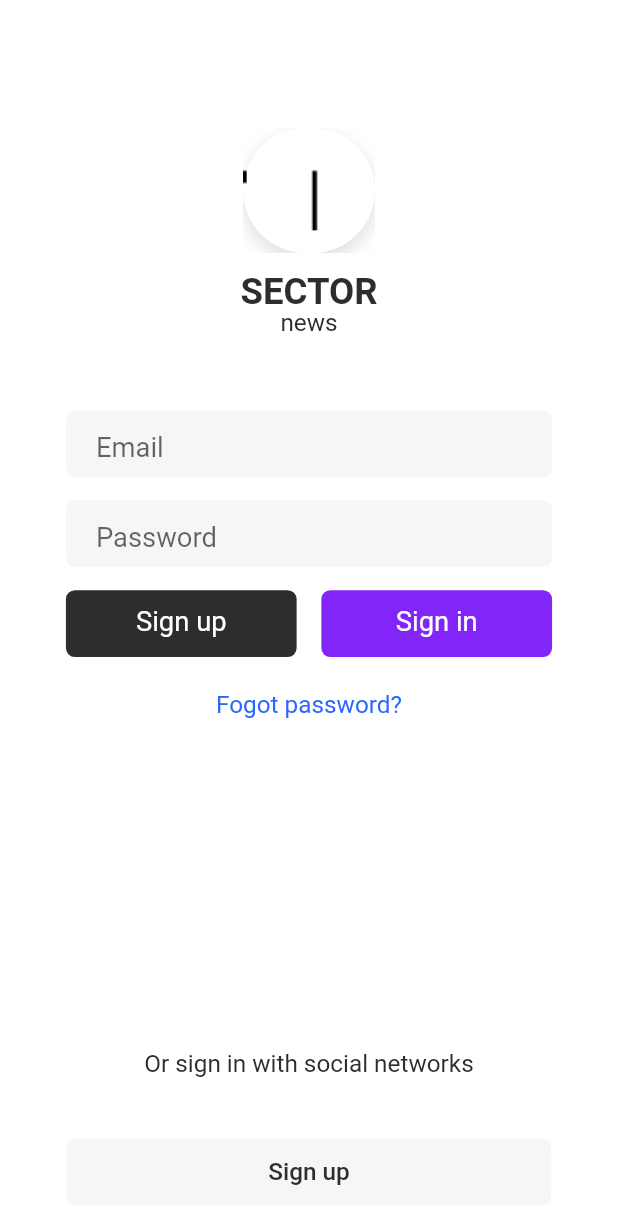
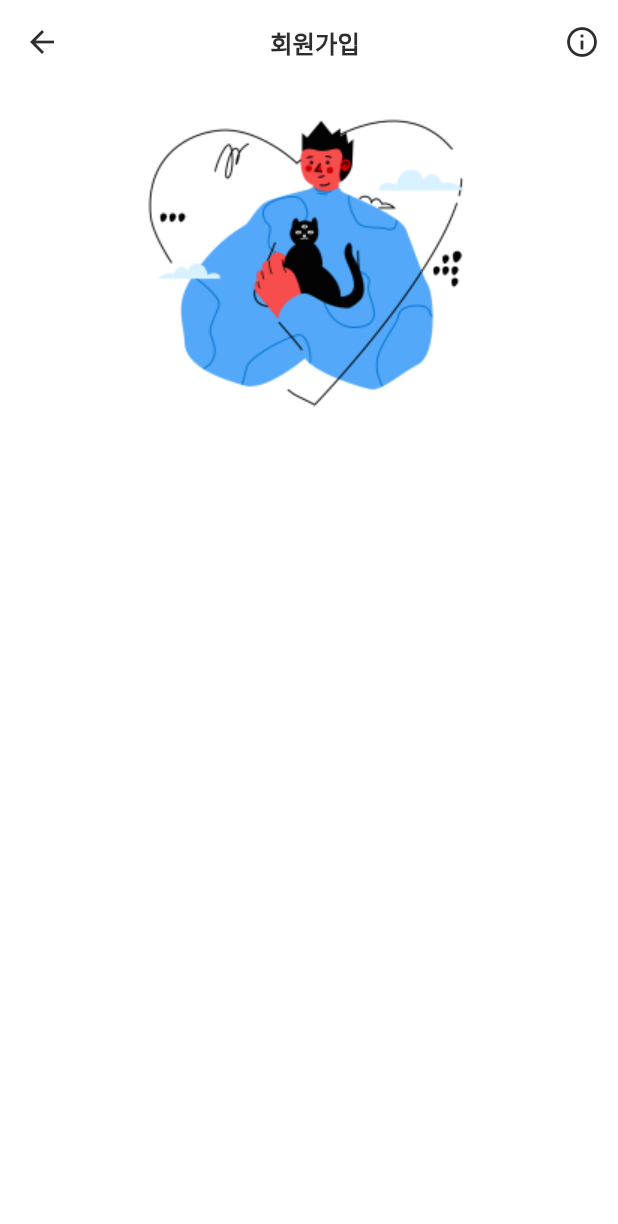
Before and after one commit to kimdaewoong2022/ATK-App-getx, a Flutter app: the screen it shows after launch, after a tap on "다음", on a phone screen of 412 x 824 dp. Shown: the top 1224 px of the screen. Run offline on Flutter 3.47's test engine with Material 2 defaults, Android fonts, the phone set to English and light mode, and no system bars; drawn by our look-alikes of pull_to_refresh; our stand-ins replace animated_splash_screen, chopper, flutter_easyloading, flutter_screenutil, fluttertoast, get and 4 more; missing offline and left inert: a package; generated files the repository leaves out were written again; Roboto replaces fonts that are missing (Avenir, Montserrat).

Commit message:
회원가입 디폴트 페이지

```diff
--- a/artiketapp/lib/common/routers/pages.dart
+++ b/artiketapp/lib/common/routers/pages.dart
@@ -1,5 +1,6 @@
 import 'package:artiket/common/middlewares/middlewares.dart';
 import 'package:artiket/pages/frame/sign_in/index.dart';
+import 'package:artiket/pages/frame/sign_up/index.dart';
 import 'package:artiket/pages/frame/welcome/index.dart';
 import 'package:flutter/material.dart';
 import 'package:get/get.dart';
@@ -25,10 +26,10 @@ class AppPages {
       page: () => SignInPage(),
       binding: SignInBinding(),
     ),
-    // GetPage(
-    //   name: AppRoutes.SIGN_UP,
-    //   page: () => SignUpPage(),
-    //   binding: SignUpBinding(),
-    // ),
+    GetPage(
+      name: AppRoutes.SIGN_UP,
+      page: () => SignUpPage(),
+      binding: SignUpBinding(),
+    ),
   ];
 }
--- a/artiketapp/lib/common/values/colors.dart
+++ b/artiketapp/lib/common/values/colors.dart
@@ -37,4 +37,7 @@ class AppColors {
 
   /// tabCellSeparator 셀 하단 구분자 색상
   static const Color tabCellSeparator = Color.fromARGB(255, 230, 230, 231);
+
+  ///앱바 컬러 지정
+  static const Color appbarBackground = Color.fromARGB(0, 255, 255, 255);
 }
--- /dev/null
+++ b/artiketapp/lib/common/widgets/app.dart
@@ -0,0 +1,34 @@
+import 'package:artiket/common/http/artiket_service_json.swagger.dart';
+import 'package:artiket/common/values/values.dart';
+import 'package:flutter/material.dart';
+import 'package:flutter_screenutil/flutter_screenutil.dart';
+
+/// 투명한 AppBar
+AppBar transparentAppBar({
+  Widget? title,
+  Widget? leading,
+  List<Widget>? actions,
+}) {
+  return AppBar(
+    //backgroundColor: Colors.transparent, // 시스템 UI 안보이게 처리
+    backgroundColor: AppColors.appbarBackground,
+    elevation: 0,
+    title: title != null
+        ? Center(
+            child: title,
+          )
+        : null,
+    leading: leading,
+    actions: actions,
+  );
+}
+
+/// 10px Divider
+Widget divider10Px({Color bgColor = AppColors.secondaryElement}) {
+  return Container(
+    height: 10.w,
+    decoration: BoxDecoration(
+      color: bgColor,
+    ),
+  );
+}
--- a/artiketapp/lib/common/widgets/button.dart
+++ b/artiketapp/lib/common/widgets/button.dart
@@ -1,7 +1,64 @@
 import 'package:artiket/common/values/values.dart';
 import 'package:flutter/material.dart';
+import 'package:flutter_screenutil/flutter_screenutil.dart';
 
-import 'package:flutter_screenutil/flutter_screenutil.dart';
+Widget btnFlatWhiteButtonWidget({
+  required VoidCallback onPressed,
+  double width = 140,
+  double height = 42,
+  Color gbColor = AppColors.primaryBackground,
+  String title = "button",
+  Color fontColor = AppColors.primaryElement,
+  double fontSize = 18,
+  String fontName = "Noto Sans",
+  FontWeight fontWeight = FontWeight.w400,
+}) {
+  return Container(
+    width: width.w,
+    height: height.h,
+    child: TextButton(
+      style: ButtonStyle(
+        textStyle: MaterialStateProperty.all(TextStyle(
+          fontSize: 16.sp,
+        )),
+        foregroundColor: MaterialStateProperty.resolveWith(
+          (states) {
+            if (states.contains(MaterialState.focused) &&
+                !states.contains(MaterialState.pressed)) {
+              return AppColors.primaryElement;
+            } else if (states.contains(MaterialState.pressed)) {
+              //return Colors.deepPurple;
+              return Colors.white;
+            }
+            return fontColor;
+          },
+        ),
+        backgroundColor: MaterialStateProperty.resolveWith((states) {
+          if (states.contains(MaterialState.pressed)) {
+            //return Colors.deepPurple;
+            return Colors.white;
+          }
+          return gbColor;
+        }),
+        shape: MaterialStateProperty.all(RoundedRectangleBorder(
+          borderRadius: Radii.k6pxRadius,
+        )),
+      ),
+      child: Text(
+        title,
+        textAlign: TextAlign.center,
+        style: TextStyle(
+          color: fontColor,
+          fontFamily: fontName,
+          fontWeight: fontWeight,
+          fontSize: fontSize.sp,
+          height: 1,
+        ),
+      ),
+      onPressed: onPressed,
+    ),
+  );
+}
 
 /// 평평한 둥근 버튼
 Widget btnFlatButtonWidget({
--- a/artiketapp/lib/common/widgets/widgets.dart
+++ b/artiketapp/lib/common/widgets/widgets.dart
@@ -1,5 +1,6 @@
 library widgets;
 
+export 'app.dart';
 export 'button.dart';
 export 'toast.dart';
 export 'input.dart';
--- /dev/null
+++ b/artiketapp/lib/pages/frame/sign_up/bindings.dart
@@ -0,0 +1,10 @@
+import 'package:get/get.dart';
+
+import 'controller.dart';
+
+class SignUpBinding implements Bindings {
+  @override
+  void dependencies() {
+    Get.lazyPut<SignUpController>(() => SignUpController());
+  }
+}
--- /dev/null
+++ b/artiketapp/lib/pages/frame/sign_up/controller.dart
@@ -0,0 +1,52 @@
+import 'package:artiket/common/widgets/widgets.dart';
+import 'package:flutter/material.dart';
+import 'package:get/get.dart';
+
+import 'index.dart';
+
+class SignUpController extends GetxController {
+  SignUpController();
+
+  final state = SignUpState();
+
+  /// 비즈니스 이벤트
+
+  // 마지막 페이지로 돌아가기
+  handleNavPop() {
+    Get.back();
+    debugPrint('back!!');
+  }
+
+  // 프롬프트 메시지
+  handleTip() {
+    toastInfo(msg: '등록 인터페이스입니다');
+  }
+
+  // tap
+  void handleTap(int index) {
+    Get.snackbar(
+      "标题",
+      "消息",
+    );
+  }
+
+  @override
+  void onInit() {
+    super.onInit();
+  }
+
+  @override
+  void onReady() {
+    super.onReady();
+  }
+
+  @override
+  void onClose() {
+    super.onClose();
+  }
+
+  @override
+  void dispose() {
+    super.dispose();
+  }
+}
--- /dev/null
+++ b/artiketapp/lib/pages/frame/sign_up/index.dart
@@ -0,0 +1,6 @@
+library sign_up;
+
+export './state.dart';
+export './controller.dart';
+export './bindings.dart';
+export './view.dart';
--- /dev/null
+++ b/artiketapp/lib/pages/frame/sign_up/state.dart
@@ -0,0 +1,8 @@
+import 'package:get/get.dart';
+
+class SignUpState {
+  // title
+  final _title = "".obs;
+  set title(value) => _title.value = value;
+  get title => _title.value;
+}
--- /dev/null
+++ b/artiketapp/lib/pages/frame/sign_up/view.dart
@@ -0,0 +1,58 @@
+import 'package:artiket/common/values/values.dart';
+import 'package:artiket/common/widgets/widgets.dart';
+import 'package:flutter/material.dart';
+import 'package:flutter_screenutil/flutter_screenutil.dart';
+import 'package:get/get.dart';
+
+import 'index.dart';
+import 'widgets/widgets.dart';
+
+class SignUpPage extends GetView<SignUpController> {
+  const SignUpPage({Key? key}) : super(key: key);
+
+  Widget _buildView() {
+    return Column(
+      children: [
+        const HelloWidget(),
+      ],
+    );
+  }
+
+  @override
+  Widget build(BuildContext context) {
+    return GetBuilder<SignUpController>(
+      builder: (_) {
+        return Scaffold(
+          appBar: transparentAppBar(
+            title: Text(
+              '회원가입',
+              style: TextStyle(
+                  color: AppColors.primaryText,
+                  fontWeight: FontWeight.bold,
+                  fontSize: 16.sp),
+            ),
+            leading: IconButton(
+              icon: Icon(
+                Icons.arrow_back,
+                color: AppColors.primaryText,
+              ),
+              onPressed: controller.handleNavPop,
+            ),
+            actions: <Widget>[
+              IconButton(
+                icon: Icon(
+                  Icons.info_outline,
+                  color: AppColors.primaryText,
+                ),
+                onPressed: controller.handleTip,
+              )
+            ],
+          ),
+          body: SafeArea(
+            child: _buildView(),
+          ),
+        );
+      },
+    );
+  }
+}
--- /dev/null
+++ b/artiketapp/lib/pages/frame/sign_up/widgets/hello.dart
@@ -0,0 +1,31 @@
+import 'package:flutter/material.dart';
+import 'package:flutter_screenutil/flutter_screenutil.dart';
+import 'package:get/get.dart';
+
+import '../index.dart';
+
+/// hello
+class HelloWidget extends GetView<SignUpController> {
+  const HelloWidget({Key? key}) : super(key: key);
+
+  //@override
+  // Widget build(BuildContext context) {
+  //   return Center(
+  //     child: Obx(() => Text(controller.state.title)),
+  //   );
+  // }
+
+  @override
+  Widget build(BuildContext context) {
+    return Center(
+      child: Container(
+        width: 232.w,
+        height: 231.h,
+        child: Image.asset(
+          "assets/images/onboarding.png",
+          fit: BoxFit.none,
+        ),
+      ),
+    );
+  }
+}
--- /dev/null
+++ b/artiketapp/lib/pages/frame/sign_up/widgets/widgets.dart
@@ -0,0 +1,3 @@
+library widgets;
+
+export './hello.dart';
--- a/artiketapp/lib/pages/frame/welcome/controller.dart
+++ b/artiketapp/lib/pages/frame/welcome/controller.dart
@@ -12,7 +12,10 @@ class WelcomeController extends GetxController {
   // 등록 인터페이스로 이동
   handleNavSignIn() async {
     await ConfigStore.to.saveAlreadyOpen();
-    Get.offAndToNamed(AppRoutes.SIGN_IN);
+    //Get.offAndToNamed(AppRoutes.SIGN_IN);
+    //Get.offAndToNamed(AppRoutes.SIGN_UP);
+    //Get.to(AppRoutes.SIGN_UP);
+    Get.toNamed(AppRoutes.SIGN_UP);
   }
 
   @override
--- a/artiketapp/lib/pages/frame/welcome/view.dart
+++ b/artiketapp/lib/pages/frame/welcome/view.dart
@@ -1,4 +1,5 @@
 import 'package:artiket/common/values/values.dart';
+import 'package:artiket/common/widgets/widgets.dart';
 import 'package:flutter/material.dart';
 import 'package:flutter_screenutil/flutter_screenutil.dart';
 import 'package:get/get.dart';
@@ -24,117 +25,8 @@ class WelcomePage extends GetView<WelcomeController> {
     );
   }
 
-  /// 기능 설명
-  /// 너비 80 + 20 + 195 = 295
-  Widget _buildFeatureItem(String imageName, String intro, double marginTop) {
-    return Container(
-      width: 295.w,
-      height: 80.h,
-      margin: EdgeInsets.only(top: marginTop.h),
-      child: Row(
-        children: [
-          Container(
-            width: 80.w,
-            height: 80.w,
-            child: Image.asset(
-              "assets/images/$imageName.png",
-              fit: BoxFit.none,
-            ),
-          ),
-          Spacer(),
-          Container(
-            width: 195.w,
-            child: Text(
-              intro,
-              textAlign: TextAlign.left,
-              style: TextStyle(
-                color: AppColors.primaryText,
-                fontFamily: "Avenir",
-                fontWeight: FontWeight.normal,
-                fontSize: 16.sp,
-              ),
-            ),
-          ),
-        ],
-      ),
-    );
-  }
-
-  Widget _buildOnboardingItem(
-      String imageName, String intro, double marginTop) {
-    return Container(
-      width: 295.w,
-      height: 80.h,
-      margin: EdgeInsets.only(top: marginTop.h),
-      child: Row(
-        children: [
-          Container(
-            width: 80.w,
-            height: 80.w,
-            child: Image.asset(
-              "assets/images/onboarding.png",
-              fit: BoxFit.none,
-            ),
-          ),
-          Spacer(),
-          Container(
-            width: 195.w,
-            child: Text(
-              intro,
-              textAlign: TextAlign.left,
-              style: TextStyle(
-                color: AppColors.primaryText,
-                fontFamily: "Avenir",
-                fontWeight: FontWeight.normal,
-                fontSize: 16.sp,
-              ),
-            ),
-          ),
-        ],
-      ),
-    );
-  }
-
-  /// 시작 버튼
-  Widget _buildStartButton(BuildContext context) {
-    return Container(
-      width: 295.w,
-      height: 42.h,
-      margin: EdgeInsets.only(bottom: 30.h),
-      child: TextButton(
-        style: ButtonStyle(
-          textStyle: MaterialStateProperty.all(TextStyle(
-            fontSize: 16.sp,
-          )),
-          foregroundColor: MaterialStateProperty.resolveWith(
-            (states) {
-              if (states.contains(MaterialState.focused) &&
-                  !states.contains(MaterialState.pressed)) {
-                return Colors.blue;
-              } else if (states.contains(MaterialState.pressed)) {
-                return Colors.deepPurple;
-              }
-              return AppColors.primaryElement;
-            },
-          ),
-          backgroundColor: MaterialStateProperty.resolveWith((states) {
-            if (states.contains(MaterialState.pressed)) {
-              return Colors.blue[200];
-            }
-            return AppColors.primaryBackground;
-          }),
-          shape: MaterialStateProperty.all(RoundedRectangleBorder(
-            borderRadius: Radii.k6pxRadius,
-          )),
-        ),
-        child: Text("다음"),
-        onPressed: controller.handleNavSignIn,
-      ),
-    );
-  }
-
   /// 헤더 설명
-  Widget _buildPageHeaderDetail() {
+  Widget _buildArtiketInfo() {
     return Container(
       width: 242.w,
       height: 130.h,
@@ -157,7 +49,7 @@ class WelcomePage extends GetView<WelcomeController> {
     );
   }
 
-  Widget _buildPageHeaderDetailkor() {
+  Widget _buildArtiketInfoKor() {
     return Container(
       width: 305.w,
       height: 50.h,
@@ -207,32 +99,19 @@ class WelcomePage extends GetView<WelcomeController> {
                 fit: BoxFit.none,
               ),
             ),
-            _buildPageHeaderDetail(),
-            _buildPageHeaderDetailkor(),
+            _buildArtiketInfo(),
+            _buildArtiketInfoKor(),
             Spacer(),
-            _buildStartButton(context),
+            btnFlatWhiteButtonWidget(
+              onPressed: controller.handleNavSignIn,
+              title: '다음',
+              width: 295.w,
+              height: 42.h,
+            ),
+            SizedBox(height: 30.h),
           ],
         ),
       ),
-
-      // Center(
-      //   child: Column(
-      //     children: <Widget>[
-      //       Spacer(),
-      //       Container(
-      //         width: 232.w,
-      //         height: 231.h,
-      //         child: Image.asset(
-      //           "assets/images/onboarding.png",
-      //           fit: BoxFit.none,
-      //         ),
-      //       ),
-      //       _buildPageHeaderDetail(),
-      //       Spacer(),
-      //       _buildStartButton(context),
-      //     ],
-      //   ),
-      // ),
     );
   }
 }
```
Also changed, not shown: artiketapp/lib/common/routers/names.txt (added, +14 -0 lines), 3 other files.
